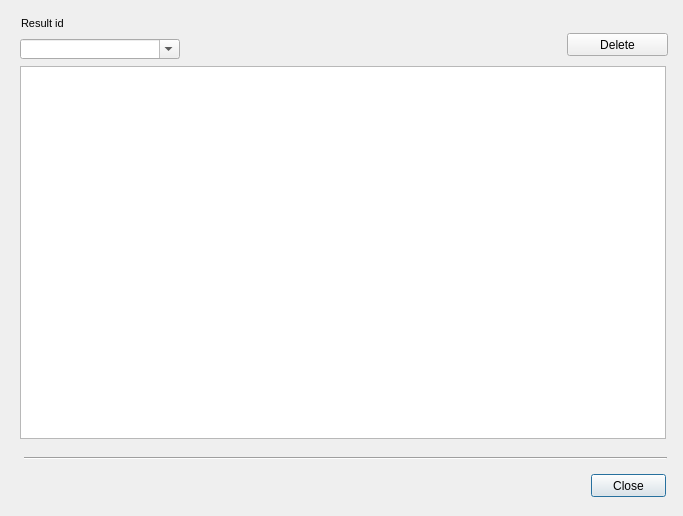
This is ui/epa_result_manager.ui in Giswater/giswater_qgis_plugin as Qt 5 draws it before an edit. The edited form follows.
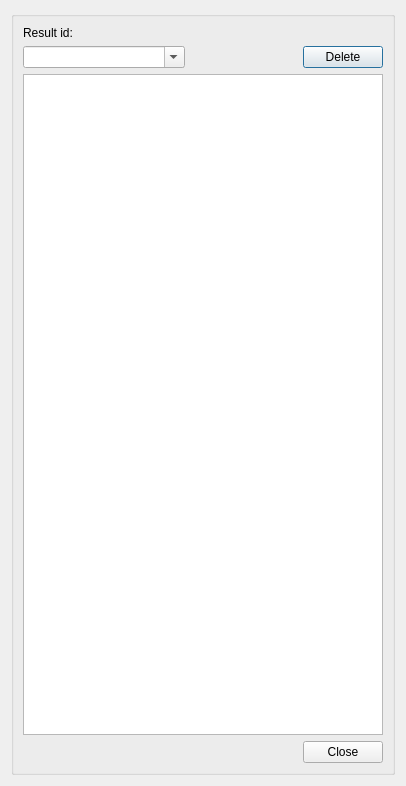
This is the edited form.

Commit message: Update manager forms incorporating layout strategy

```diff
--- a/ui/epa_result_manager.ui
+++ b/ui/epa_result_manager.ui
@@ -6,120 +6,93 @@
    <rect>
     <x>0</x>
     <y>0</y>
-    <width>683</width>
-    <height>516</height>
+    <width>406</width>
+    <height>786</height>
    </rect>
   </property>
   <property name="windowTitle">
    <string>Epa result management</string>
   </property>
-  <widget class="QPushButton" name="btn_close">
-   <property name="geometry">
-    <rect>
-     <x>591</x>
-     <y>474</y>
-     <width>75</width>
-     <height>23</height>
-    </rect>
-   </property>
-   <property name="text">
-    <string>Close</string>
-   </property>
-  </widget>
-  <widget class="QTableView" name="tbl_rpt_cat_result">
-   <property name="geometry">
-    <rect>
-     <x>20</x>
-     <y>66</y>
-     <width>646</width>
-     <height>373</height>
-    </rect>
-   </property>
-   <property name="sortingEnabled">
-    <bool>true</bool>
-   </property>
-  </widget>
-  <widget class="QComboBox" name="txt_result_id">
-   <property name="geometry">
-    <rect>
-     <x>20</x>
-     <y>39</y>
-     <width>160</width>
-     <height>20</height>
-    </rect>
-   </property>
-   <property name="autoFillBackground">
-    <bool>true</bool>
-   </property>
-   <property name="editable">
-    <bool>true</bool>
-   </property>
-   <property name="maxVisibleItems">
-    <number>8</number>
-   </property>
-   <property name="frame">
-    <bool>true</bool>
-   </property>
-  </widget>
-  <widget class="QPushButton" name="btn_delete">
-   <property name="geometry">
-    <rect>
-     <x>567</x>
-     <y>33</y>
-     <width>101</width>
-     <height>23</height>
-    </rect>
-   </property>
-   <property name="text">
-    <string>Delete</string>
-   </property>
-  </widget>
-  <widget class="QLabel" name="label_result_id">
-   <property name="geometry">
-    <rect>
-     <x>21</x>
-     <y>12</y>
-     <width>116</width>
-     <height>22</height>
-    </rect>
-   </property>
-   <property name="font">
-    <font>
-     <pointsize>8</pointsize>
-    </font>
-   </property>
-   <property name="frameShape">
-    <enum>QFrame::NoFrame</enum>
-   </property>
-   <property name="frameShadow">
-    <enum>QFrame::Raised</enum>
-   </property>
-   <property name="text">
-    <string>Result id</string>
-   </property>
-   <property name="textFormat">
-    <enum>Qt::AutoText</enum>
-   </property>
-   <property name="scaledContents">
-    <bool>false</bool>
-   </property>
-   <property name="margin">
-    <number>3</number>
-   </property>
-  </widget>
-  <widget class="Line" name="line">
-   <property name="geometry">
-    <rect>
-     <x>24</x>
-     <y>450</y>
-     <width>643</width>
-     <height>16</height>
-    </rect>
-   </property>
-   <property name="orientation">
-    <enum>Qt::Horizontal</enum>
-   </property>
-  </widget>
+  <layout class="QGridLayout" name="verticalLayout_4">
+   <item row="0" column="0">
+    <widget class="QGroupBox" name="groupBox">
+     <property name="title">
+      <string/>
+     </property>
+     <layout class="QGridLayout" name="verticalLayout_3">
+      <item row="1" column="5">
+       <widget class="QPushButton" name="btn_delete">
+        <property name="sizePolicy">
+         <sizepolicy hsizetype="Fixed" vsizetype="Fixed">
+          <horstretch>0</horstretch>
+          <verstretch>0</verstretch>
+         </sizepolicy>
+        </property>
+        <property name="text">
+         <string>Delete</string>
+        </property>
+       </widget>
+      </item>
+      <item row="3" column="5">
+       <widget class="QPushButton" name="btn_close">
+        <property name="text">
+         <string>Close</string>
+        </property>
+       </widget>
+      </item>
+      <item row="2" column="0" colspan="6">
+       <widget class="QTableView" name="tbl_rpt_cat_result"/>
+      </item>
+      <item row="3" column="0" colspan="5">
+       <spacer name="horizontalSpacer">
+        <property name="orientation">
+         <enum>Qt::Horizontal</enum>
+        </property>
+        <property name="sizeHint" stdset="0">
+         <size>
+          <width>40</width>
+          <height>20</height>
+         </size>
+        </property>
+       </spacer>
+      </item>
+      <item row="0" column="0">
+       <widget class="QLabel" name="label_result_id">
+        <property name="text">
+         <string>Result id:</string>
+        </property>
+       </widget>
+      </item>
+      <item row="1" column="3" colspan="2">
+       <spacer name="horizontalSpacer_2">
+        <property name="orientation">
+         <enum>Qt::Horizontal</enum>
+        </property>
+        <property name="sizeHint" stdset="0">
+         <size>
+          <width>80</width>
+          <height>20</height>
+         </size>
+        </property>
+       </spacer>
+      </item>
+      <item row="1" column="0" colspan="3">
+       <widget class="QComboBox" name="txt_result_id">
+        <property name="sizePolicy">
+         <sizepolicy hsizetype="Preferred" vsizetype="Fixed">
+          <horstretch>0</horstretch>
+          <verstretch>0</verstretch>
+         </sizepolicy>
+        </property>
+        <property name="editable">
+         <bool>true</bool>
+        </property>
+       </widget>
+      </item>
+     </layout>
+    </widget>
+   </item>
+  </layout>
  </widget>
  <resources/>
  <connections/>
```
The commit also changes 7 other files.
